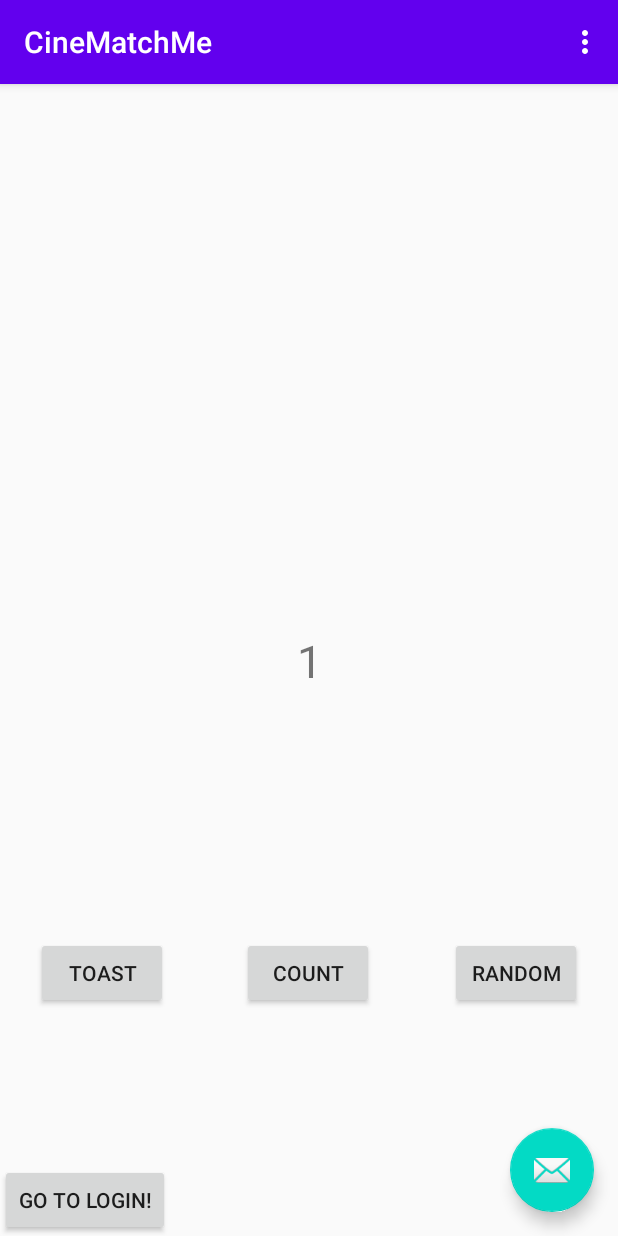
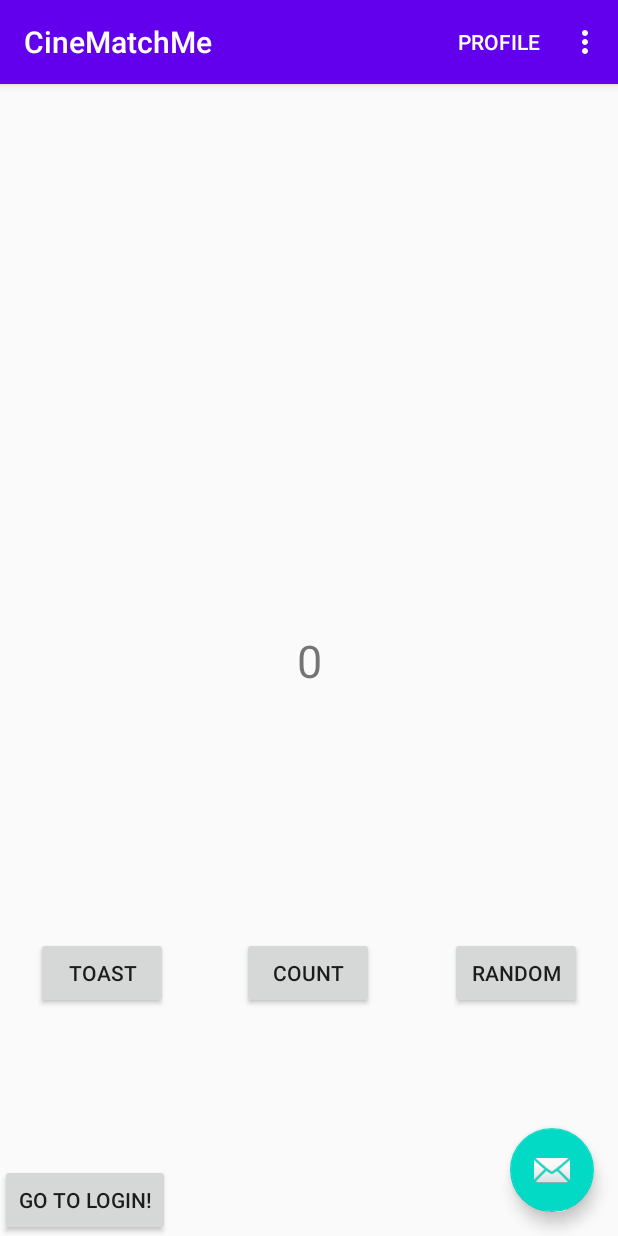
Before and after one commit to ChristosLabrou/CineMatchMe, an Android app: the FirstFragment screen opened through its navigation route, in the options menu, after a tap on "Settings", on a phone screen of 412 x 824 dp. Run offline under Robolectric (Android 15) with nearby library versions, the phone set to English and light mode, and no system bars.

```diff
--- a/app/src/main/java/com/example/myapplication/MainActivity.java
+++ b/app/src/main/java/com/example/myapplication/MainActivity.java
@@ -27,6 +27,7 @@
                         .setAction("Action", null).show();
             }
         });
+
     }
 
     @Override
@@ -41,13 +42,14 @@
         // Handle action bar item clicks here. The action bar will
         // automatically handle clicks on the Home/Up button, so long
         // as you specify a parent activity in AndroidManifest.xml.
-        int id = item.getItemId();
+        switch (item.getItemId()) {
+            case R.id.action_settings:
+                return true;
+            case R.id.profile:
+                return true;
+            default:
+                return super.onOptionsItemSelected(item);
+        }
+    }
 
-        //noinspection SimplifiableIfStatement
-        if (id == R.id.action_settings) {
-            return true;
-        }
-
-        return super.onOptionsItemSelected(item);
-    }
 }
--- a/app/src/main/res/layout/activity_main.xml
+++ b/app/src/main/res/layout/activity_main.xml
@@ -19,6 +19,7 @@
                 android:background="?attr/colorPrimary"
                 app:popupTheme="@style/AppTheme.PopupOverlay"/>
 
+
     </com.google.android.material.appbar.AppBarLayout>
 
     <include layout="@layout/content_main"/>
@@ -31,4 +32,5 @@
             android:layout_margin="@dimen/fab_margin"
             app:srcCompat="@android:drawable/ic_dialog_email"/>
 
+
 </androidx.coordinatorlayout.widget.CoordinatorLayout>
--- a/app/src/main/res/layout/mapview.xml
+++ b/app/src/main/res/layout/mapview.xml
@@ -6,7 +6,7 @@
         android:layout_height="match_parent" android:background="@color/screenBackground">
     <ImageView
             android:layout_width="409dp"
-            android:layout_height="362dp" app:srcCompat="@drawable/mapView" android:id="@+id/imageView"
+            android:layout_height="362dp" app:srcCompat="@drawable/mapview" android:id="@+id/imageView"
             app:layout_constraintTop_toTopOf="parent"
             app:layout_constraintBottom_toBottomOf="parent" app:layout_constraintEnd_toEndOf="parent"
             app:layout_constraintStart_toStartOf="parent"
--- a/app/src/main/res/menu/menu_main.xml
+++ b/app/src/main/res/menu/menu_main.xml
@@ -6,4 +6,8 @@
           android:title="@string/action_settings"
           android:orderInCategory="100"
           app:showAsAction="never"/>
+    <item android:id="@+id/profile"
+          android:title="@string/profile_dropdown_option"
+          android:orderInCategory="100"
+          app:showAsAction="ifRoom"/>
 </menu>
--- a/app/src/main/res/navigation/nav_graph.xml
+++ b/app/src/main/res/navigation/nav_graph.xml
@@ -41,4 +41,6 @@
                 android:id="@+id/action_Login_to_FirstFragment"
                 app:destination="@id/FirstFragment"/>
     </fragment>
+
+
 </navigation>
--- a/app/src/main/res/values/colors.xml
+++ b/app/src/main/res/values/colors.xml
@@ -5,5 +5,7 @@
     <color name="colorAccent">#03DAC5</color>
     <color name="buttonBackground">#BBDEFB</color>
     <color name="screenBackground">#352779</color>
+    <color name="textColors">#00A9BF</color>
+    <color name="buttonColors">#0DDFA3</color>
 
 </resources>
--- a/app/src/main/res/values/strings.xml
+++ b/app/src/main/res/values/strings.xml
@@ -13,4 +13,5 @@
     <string name="random_button_text">Random</string>
     <string name="count_button_text">Count</string>
     <string name="toast_message">AAA</string>
+    <string name="profile_dropdown_option">Profile</string>
 </resources>
```
Also changed, not shown: app/src/main/res/layout/profile.xml (added, +15 -0 lines), app/src/main/res/layout/statistics.xml (added, +43 -0 lines), app/src/main/res/drawable/mapview.png (renamed from app/src/main/res/drawable/mapView.png), app/src/main/res/mipmap-hdpi/mapView.png (deleted).
